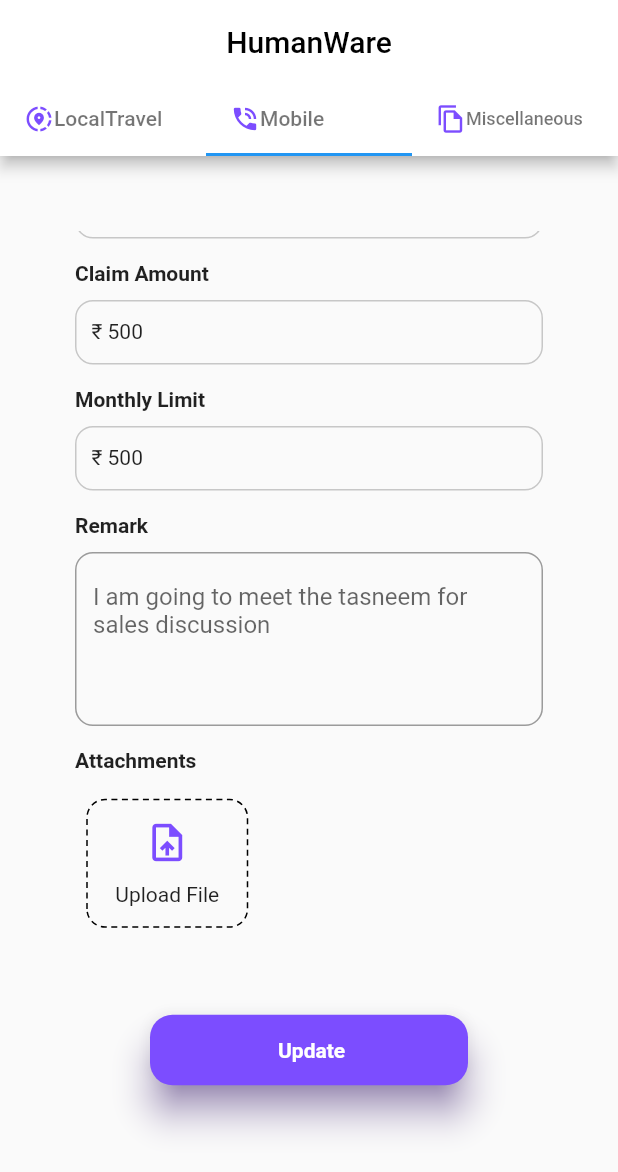
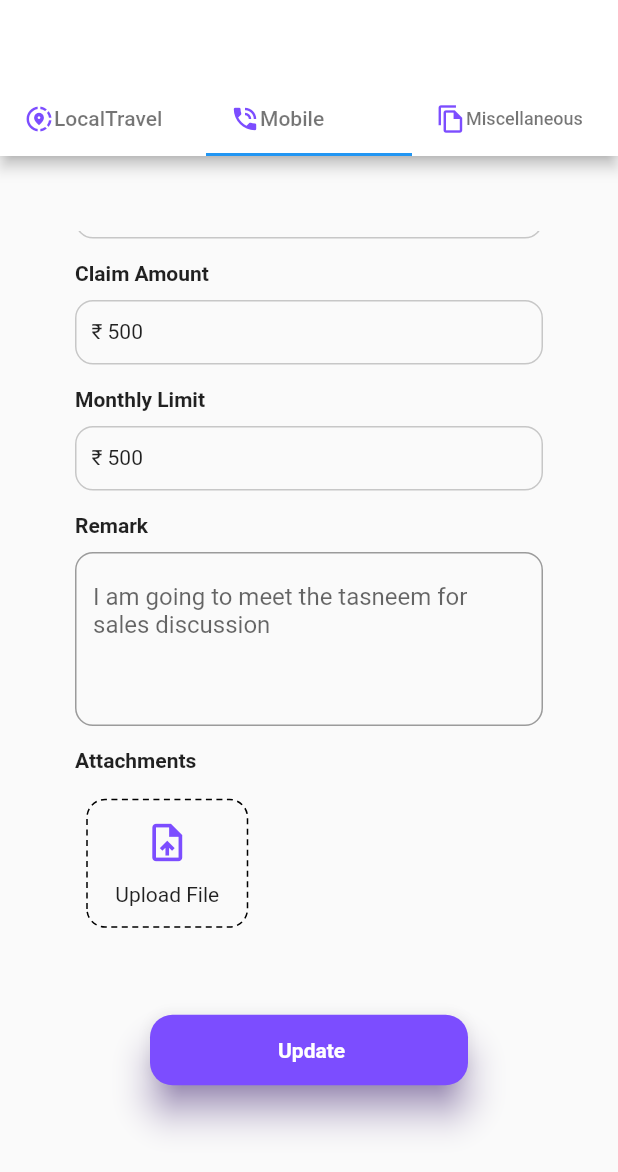
Before and after one commit to indhumathi1511/humanware, a Flutter app: the screen it shows after launch, tab 2 chosen, scrolled down 378 dp, on a phone screen of 412 x 824 dp. Shown: the top 1172 px of the screen. Run offline on Flutter 3.47's test engine with Material 2 defaults, Android fonts, the phone set to English and light mode, and no system bars; drawn by our look-alikes of dotted_border; our stand-ins replace getwidget; network calls fail.

```diff
--- a/lib/main.dart
+++ b/lib/main.dart
@@ -67,11 +67,11 @@ class MyApp extends StatelessWidget {
                 ),
               ],
             ),
-            title: Center(
-                child: const Text(
-              'HumanWare',
-              style: TextStyle(color: Colors.black),
-            )),
+            // title: Center(
+            //     child: const Text(
+            //   'HumanWare',
+            //   style: TextStyle(color: Colors.black),
+            // )),
           ),
           body: const TabBarView(
             children: [
```
